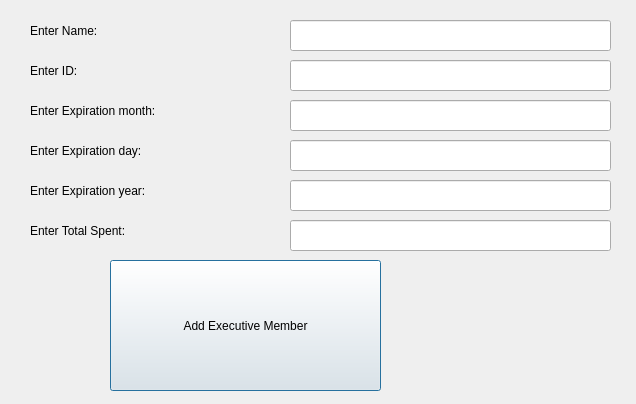
This is newexecutive.ui in shanesuss/CS1C-2016-Bulk-Club as Qt 5 draws it before an edit. The edited form follows.
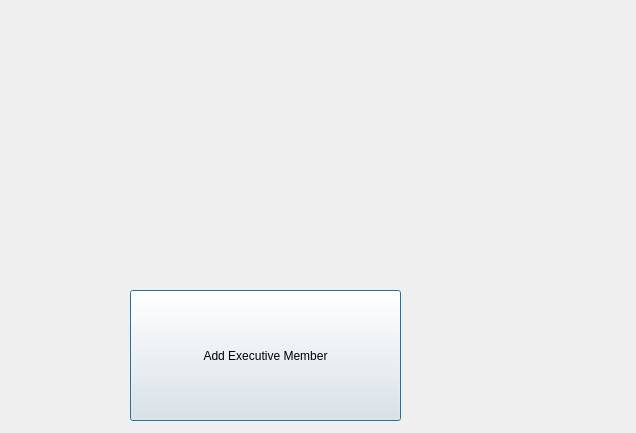
This is the edited form.

```diff
--- a/newexecutive.ui
+++ b/newexecutive.ui
@@ -7,7 +7,7 @@
     <x>0</x>
     <y>0</y>
     <width>636</width>
-    <height>404</height>
+    <height>433</height>
    </rect>
   </property>
   <property name="windowTitle">
@@ -16,8 +16,8 @@
   <widget class="QPushButton" name="pushButton">
    <property name="geometry">
     <rect>
-     <x>110</x>
-     <y>260</y>
+     <x>130</x>
+     <y>290</y>
      <width>271</width>
      <height>131</height>
     </rect>
@@ -26,144 +26,6 @@
     <string>Add Executive Member</string>
    </property>
   </widget>
-  <widget class="QLineEdit" name="lineEdit_6">
-   <property name="geometry">
-    <rect>
-     <x>290</x>
-     <y>220</y>
-     <width>321</width>
-     <height>31</height>
-    </rect>
-   </property>
-  </widget>
-  <widget class="QLineEdit" name="lineEdit_2">
-   <property name="geometry">
-    <rect>
-     <x>290</x>
-     <y>60</y>
-     <width>321</width>
-     <height>31</height>
-    </rect>
-   </property>
-  </widget>
-  <widget class="QLineEdit" name="lineEdit">
-   <property name="geometry">
-    <rect>
-     <x>290</x>
-     <y>20</y>
-     <width>321</width>
-     <height>31</height>
-    </rect>
-   </property>
-  </widget>
-  <widget class="QLabel" name="label_3">
-   <property name="geometry">
-    <rect>
-     <x>30</x>
-     <y>50</y>
-     <width>161</width>
-     <height>41</height>
-    </rect>
-   </property>
-   <property name="text">
-    <string>Enter ID:</string>
-   </property>
-  </widget>
-  <widget class="QLineEdit" name="lineEdit_4">
-   <property name="geometry">
-    <rect>
-     <x>290</x>
-     <y>140</y>
-     <width>321</width>
-     <height>31</height>
-    </rect>
-   </property>
-  </widget>
-  <widget class="QLabel" name="label_5">
-   <property name="geometry">
-    <rect>
-     <x>30</x>
-     <y>130</y>
-     <width>231</width>
-     <height>41</height>
-    </rect>
-   </property>
-   <property name="text">
-    <string>Enter Expiration day:</string>
-   </property>
-  </widget>
-  <widget class="QLabel" name="label_7">
-   <property name="geometry">
-    <rect>
-     <x>30</x>
-     <y>170</y>
-     <width>211</width>
-     <height>41</height>
-    </rect>
-   </property>
-   <property name="text">
-    <string>Enter Expiration year:</string>
-   </property>
-  </widget>
-  <widget class="QLineEdit" name="lineEdit_5">
-   <property name="geometry">
-    <rect>
-     <x>290</x>
-     <y>180</y>
-     <width>321</width>
-     <height>31</height>
-    </rect>
-   </property>
-  </widget>
-  <widget class="QLineEdit" name="lineEdit_3">
-   <property name="geometry">
-    <rect>
-     <x>290</x>
-     <y>100</y>
-     <width>321</width>
-     <height>31</height>
-    </rect>
-   </property>
-  </widget>
-  <widget class="QLabel" name="label">
-   <property name="geometry">
-    <rect>
-     <x>30</x>
-     <y>10</y>
-     <width>161</width>
-     <height>41</height>
-    </rect>
-   </property>
-   <property name="text">
-    <string>Enter Name:</string>
-   </property>
-  </widget>
-  <widget class="QLabel" name="label_2">
-   <property name="geometry">
-    <rect>
-     <x>30</x>
-     <y>90</y>
-     <width>231</width>
-     <height>41</height>
-    </rect>
-   </property>
-   <property name="text">
-    <string>Enter Expiration month:</string>
-   </property>
-  </widget>
-  <widget class="QLabel" name="label_8">
-   <property name="geometry">
-    <rect>
-     <x>30</x>
-     <y>210</y>
-     <width>211</width>
-     <height>41</height>
-    </rect>
-   </property>
-   <property name="text">
-    <string>Enter Total Spent:</string>
-   </property>
-  </widget>
  </widget>
  <resources/>
  <connections/>
```
